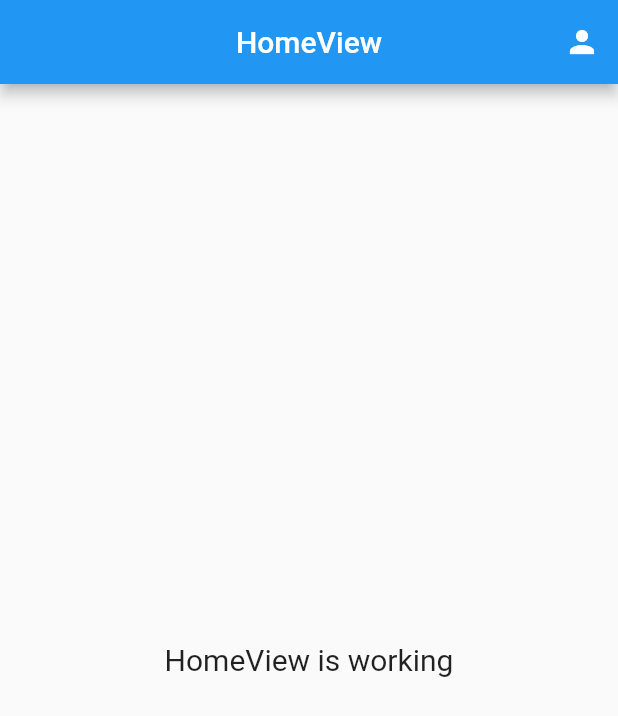
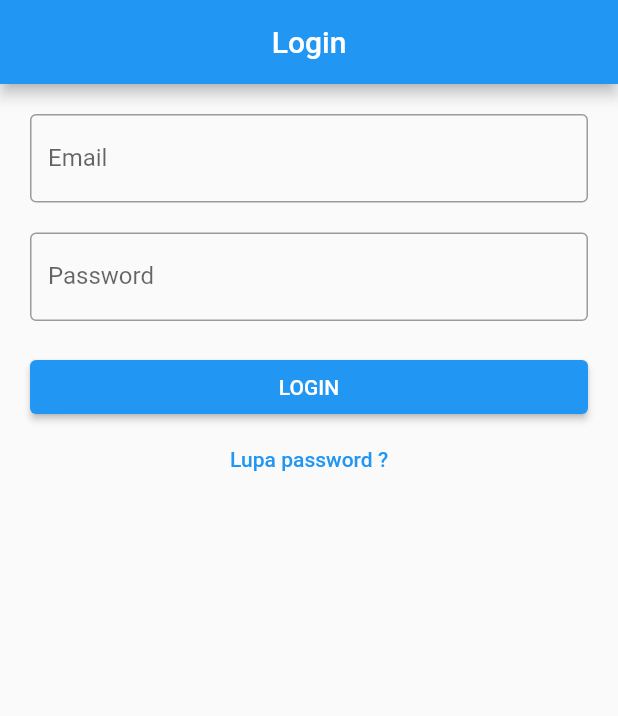
Before and after one commit to tadin-project/flutter-presence, a Flutter app: the screen it shows after launch, on a phone screen of 412 x 824 dp. Shown: the top 716 px of the screen. Run offline on Flutter 3.47's test engine with Material 2 defaults, Android fonts, the phone set to English and light mode, and no system bars; our stand-ins replace cloud_firestore, firebase_auth, firebase_core, get; accounts and stored records are empty; generated files the repository leaves out were written again.

Commit message:
login sederhana done

```diff
--- a/lib/app/modules/add_pegawai/controllers/add_pegawai_controller.dart
+++ b/lib/app/modules/add_pegawai/controllers/add_pegawai_controller.dart
@@ -33,7 +33,7 @@ class AddPegawaiController extends GetxController {
           });
         }
       } on FirebaseAuthException catch (e) {
-        String errMessage = "Error login!";
+        String errMessage = "Error add pegawai!";
         if (e.code == 'weak-password') {
           errMessage = "Password yang digunakan terlalu singkat!";
         } else if (e.code == 'email-already-in-use') {
--- /dev/null
+++ b/lib/app/modules/login/controllers/login_controller.dart
@@ -0,0 +1,47 @@
+import 'package:flutter/material.dart';
+import 'package:get/get.dart';
+import 'package:firebase_auth/firebase_auth.dart';
+import 'package:presence/app/routes/app_pages.dart';
+
+class LoginController extends GetxController {
+  TextEditingController emailC = TextEditingController();
+  TextEditingController passC = TextEditingController();
+
+  FirebaseAuth auth = FirebaseAuth.instance;
+
+  void login() async {
+    if (emailC.text.isNotEmpty && passC.text.isNotEmpty) {
+      try {
+        UserCredential userCredential = await auth.signInWithEmailAndPassword(
+          email: emailC.text,
+          password: passC.text,
+        );
+
+        if (userCredential.user != null) {
+          if (userCredential.user!.emailVerified == true) {
+            Get.offAllNamed(Routes.HOME);
+          } else {
+            Get.defaultDialog(
+              title: "Belum Verifikasi",
+              middleText:
+                  "Kamu belum verifikasi akun ini. Lakukan verifikasi di email kamu!",
+            );
+          }
+        }
+      } on FirebaseAuthException catch (e) {
+        String errMessage = "Error Login!";
+        if (e.code == "user-not-found") {
+          errMessage = "Email tidak terdaftar!";
+        } else if (e.code == "wrong-password") {
+          errMessage = "Password salah!";
+        }
+
+        Get.snackbar("Terjadi kesalahan", errMessage);
+      } catch (e) {
+        Get.snackbar("Terjadi kesalahan", "Tidak dapat login!");
+      }
+    } else {
+      Get.snackbar("Terjadi kesalahan", "Email dan password harus diisi!");
+    }
+  }
+}
--- /dev/null
+++ b/lib/app/modules/login/views/login_view.dart
@@ -0,0 +1,54 @@
+import 'package:flutter/material.dart';
+
+import 'package:get/get.dart';
+
+import '../controllers/login_controller.dart';
+
+class LoginView extends GetView<LoginController> {
+  const LoginView({Key? key}) : super(key: key);
+  @override
+  Widget build(BuildContext context) {
+    return Scaffold(
+      appBar: AppBar(
+        title: const Text('Login'),
+        centerTitle: true,
+      ),
+      body: ListView(
+        padding: const EdgeInsets.all(20),
+        children: [
+          TextField(
+            controller: controller.emailC,
+            decoration: const InputDecoration(
+              labelText: "Email",
+              border: OutlineInputBorder(),
+            ),
+          ),
+          const SizedBox(
+            height: 20,
+          ),
+          TextField(
+            controller: controller.passC,
+            obscureText: true,
+            decoration: const InputDecoration(
+              labelText: "Password",
+              border: OutlineInputBorder(),
+            ),
+          ),
+          const SizedBox(
+            height: 20,
+          ),
+          ElevatedButton(
+            onPressed: () {
+              controller.login();
+            },
+            child: const Text("LOGIN"),
+          ),
+          TextButton(
+            onPressed: () {},
+            child: const Text("Lupa password ?"),
+          ),
+        ],
+      ),
+    );
+  }
+}
--- a/lib/app/routes/app_pages.dart
+++ b/lib/app/routes/app_pages.dart
@@ -1,11 +1,13 @@
-// ignore_for_file: constant_identifier_names
-
 import 'package:get/get.dart';
 
 import '../modules/add_pegawai/bindings/add_pegawai_binding.dart';
 import '../modules/add_pegawai/views/add_pegawai_view.dart';
 import '../modules/home/bindings/home_binding.dart';
 import '../modules/home/views/home_view.dart';
+import '../modules/login/bindings/login_binding.dart';
+import '../modules/login/views/login_view.dart';
+
+// ignore_for_file: constant_identifier_names
 
 part 'app_routes.dart';
 
@@ -25,5 +27,10 @@ class AppPages {
       page: () => const AddPegawaiView(),
       binding: AddPegawaiBinding(),
     ),
+    GetPage(
+      name: _Paths.LOGIN,
+      page: () => const LoginView(),
+      binding: LoginBinding(),
+    ),
   ];
 }
--- a/lib/app/routes/app_routes.dart
+++ b/lib/app/routes/app_routes.dart
@@ -7,10 +7,12 @@ abstract class Routes {
   Routes._();
   static const HOME = _Paths.HOME;
   static const ADD_PEGAWAI = _Paths.ADD_PEGAWAI;
+  static const LOGIN = _Paths.LOGIN;
 }
 
 abstract class _Paths {
   _Paths._();
   static const HOME = '/home';
   static const ADD_PEGAWAI = '/add-pegawai';
+  static const LOGIN = '/login';
 }
--- a/lib/main.dart
+++ b/lib/main.dart
@@ -11,8 +11,9 @@ void main() async {
   await Firebase.initializeApp(options: DefaultFirebaseOptions.currentPlatform);
   runApp(
     GetMaterialApp(
+      debugShowCheckedModeBanner: false,
       title: "Application",
-      initialRoute: AppPages.INITIAL,
+      initialRoute: Routes.LOGIN,
       getPages: AppPages.routes,
     ),
   );
```
Also changed, not shown: lib/app/modules/login/bindings/login_binding.dart (added, +12 -0 lines).
